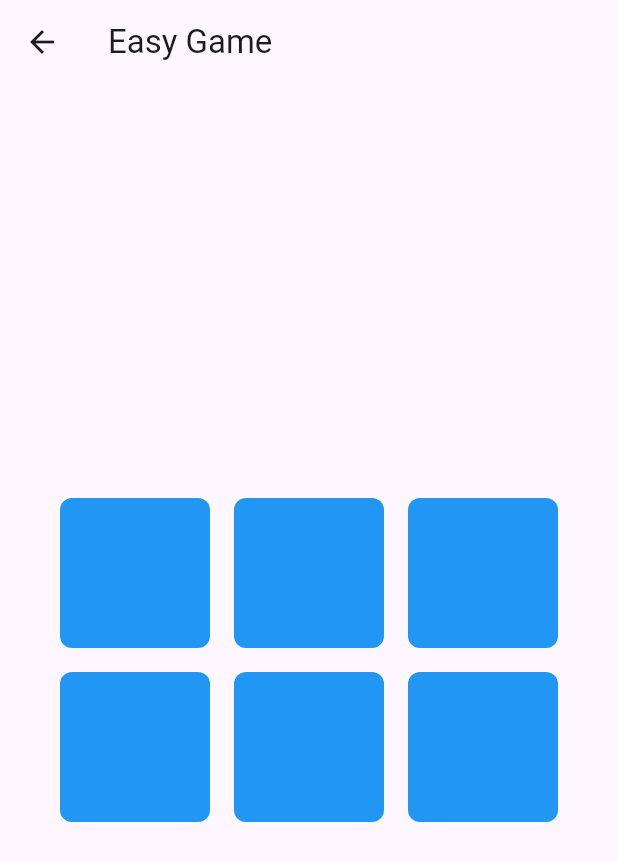
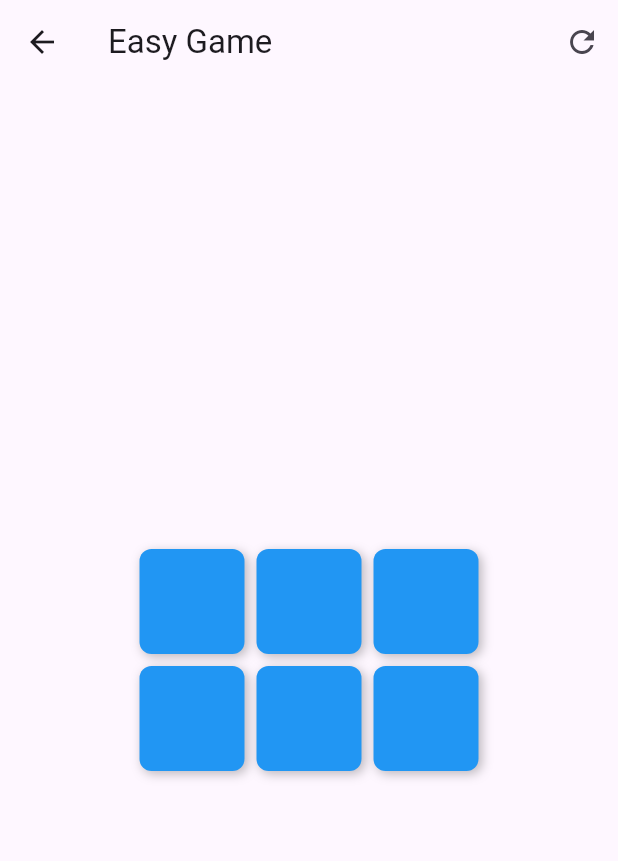
Before and after one commit to MosheAShtern/Memory-Game, a Flutter app: the GameScreen screen opened directly, on a phone screen of 412 x 824 dp. Shown: the top 861 px of the screen. Run offline on Flutter 3.47's test engine with Material 3 defaults, Android fonts, the phone set to English and light mode, and no system bars.

Commit message:
game over

```diff
--- a/lib/models/card_model.dart
+++ /dev/null
@@ -1,16 +0,0 @@
-import 'package:flutter/material.dart';
-import '../utils/card_.dart';
-
-class CardModel {
-  final IconData icon;
-  final Color color;
-/*   bool isFlipped;
- */
-  CardModel({required this.icon, required this.color, /* this.isFlipped = false */});
-}
-
-List<GameCard> getRandomCards(int numberOfCards) {
-  List<GameCard> allCards = getCards();
-  allCards.shuffle();
-  return allCards.take(numberOfCards).toList();
-}
--- a/lib/providers/game_provider.dart
+++ b/lib/providers/game_provider.dart
@@ -1,22 +1,83 @@
 import 'package:flutter/material.dart';
 
+class GameCard {
+  final IconData icon;
+  final Color color;
+
+  GameCard({required this.icon, required this.color});
+}
+
 class GameProvider extends ChangeNotifier {
-  late List<bool> flippedCards; // מצב קלפים
+  late List<bool> flippedCards;
+  late List<int> flippedIndices;
+  late List<GameCard> cards;
+  bool isInitialized = false;
 
   void initializeGame(int cardCount) {
-    flippedCards = List.generate(cardCount, (index) => false);
-    notifyListeners(); // לעדכן את ה-UI
+    // בדיקה שהמשחק לא כבר מאותחל
+    if (isInitialized) return;
+
+    flippedCards = List.generate(cardCount, (_) => false);
+    flippedIndices = [];
+    cards = _generateCards(cardCount);
+    isInitialized = true;
+    notifyListeners();
+  }
+
+  List<GameCard> _generateCards(int cardCount) {
+    List<GameCard> allCards = [
+      GameCard(icon: Icons.circle, color: Colors.red),
+      GameCard(icon: Icons.crop_square, color: Colors.blue),
+      GameCard(icon: Icons.star, color: Colors.green),
+      GameCard(icon: Icons.change_history, color: Colors.yellow),
+      GameCard(icon: Icons.diamond, color: Colors.orange),
+      GameCard(icon: Icons.hexagon, color: Colors.purple),
+      GameCard(icon: Icons.pentagon, color: Colors.brown),
+      GameCard(icon: Icons.stop, color: Colors.pink),
+    ];
+
+    List<GameCard> selectedCards = allCards.take(cardCount ~/ 2).toList();
+    selectedCards.addAll(List.from(selectedCards));
+    selectedCards.shuffle();
+    return selectedCards;
   }
 
   void flipCard(int index) {
-    flippedCards[index] = !flippedCards[index];
+    // בדיקה שלא מנסים להפוך יותר מ-2 קלפים או קלף שכבר הפוך
+    if (flippedIndices.length >= 2 || flippedCards[index]) return;
+
+    flippedCards[index] = true;
+    flippedIndices.add(index);
+    notifyListeners();
+
+    if (flippedIndices.length == 2) {
+      Future.delayed(const Duration(milliseconds: 800), () {
+        _checkMatch();
+      });
+    }
+  }
+
+  void _checkMatch() {
+    if (flippedIndices.length == 2) {
+      int index1 = flippedIndices[0];
+      int index2 = flippedIndices[1];
+
+      if (cards[index1].icon != cards[index2].icon) {
+        flippedCards[index1] = false;
+        flippedCards[index2] = false;
+      }
+
+      flippedIndices.clear();
+      notifyListeners();
+    }
+  }
+
+  void resetGame() {
+    isInitialized = false;
     notifyListeners();
   }
 
-  void resetGame() {
-    for (int i = 0; i < flippedCards.length; i++) {
-      flippedCards[i] = false;
-    }
-    notifyListeners();
+  bool isGameComplete() {
+    return flippedCards.every((isFlipped) => isFlipped);
   }
 }
--- a/lib/screens/game_screen.dart
+++ b/lib/screens/game_screen.dart
@@ -1,79 +1,96 @@
 import 'package:flutter/material.dart';
-import 'package:memory_game/models/card_model.dart';
-import 'package:memory_game/utils/card_.dart';
 import 'package:provider/provider.dart';
 import '../providers/game_provider.dart';
 
 class GameScreen extends StatelessWidget {
   final String difficulty;
 
-  GameScreen({required this.difficulty});
+  const GameScreen({Key? key, required this.difficulty}) : super(key: key);
 
   @override
   Widget build(BuildContext context) {
-    final gameProvider = Provider.of<GameProvider>(context);
-
+    return Consumer<GameProvider>(
+      builder: (context, gameProvider, child) {
         // קביעת פרמטרים לפי רמת הקושי
-    int rows, cols, cardCount, numberOfCards;
+        late int rows, cols, cardCount;
         switch (difficulty) {
           case 'Easy':
             rows = 2;
             cols = 3;
-        cardCount = rows * cols; // 6 קלפים
-        numberOfCards = 3;
             break;
-      case 'Casual':
+          case 'Medium':
             rows = 3;
             cols = 4;
-        cardCount = rows * cols; // 12 קלפים
-        numberOfCards = 6;
             break;
           case 'Hard':
             rows = 4;
             cols = 4;
-        cardCount = rows * cols; // 16 קלפים
-        numberOfCards = 8;
             break;
           default:
             rows = 3;
             cols = 4;
-        cardCount = rows * cols; // ברירת מחדל: 12 קלפים
-        numberOfCards = 6;
         }
+        cardCount = rows * cols;
 
-    List<GameCard> cards = getRandomCards(numberOfCards);
-
-    // אתחול מצב המשחק (רק פעם אחת)
-    WidgetsBinding.instance.addPostFrameCallback((_) {
+        // אתחול המשחק אם צריך
+        if (!gameProvider.isInitialized) {
           gameProvider.initializeGame(cardCount);
-    });
+        }
 
         return Scaffold(
           appBar: AppBar(
             title: Text('$difficulty Game'),
+            actions: [
+              IconButton(
+                icon: const Icon(Icons.refresh),
+                onPressed: () {
+                  gameProvider.resetGame();
+                  gameProvider.initializeGame(cardCount);
+                },
               ),
-      body: Column(
+            ],
+          ),
+          body: SafeArea(
+            child: Center(
+              child: Column(
                 mainAxisAlignment: MainAxisAlignment.center,
                 children: [
-          for (int row = 0; row < rows; row++) // יצירת שורות
+                  for (int row = 0; row < rows; row++)
                     Row(
                       mainAxisAlignment: MainAxisAlignment.center,
                       children: [
-                for (int col = 0; col < cols; col++) // יצירת עמודות
-                  GestureDetector(
+                        for (int col = 0; col < cols; col++)
+                          Padding(
+                            padding: const EdgeInsets.all(4.0),
+                            child: GestureDetector(
                               onTap: () {
-                      int index = row * cols + col; // חישוב אינדקס
+                                final index = row * cols + col;
                                 gameProvider.flipCard(index);
                               },
-                    child: Container(
-                      margin: EdgeInsets.all(8), // רווח בין קלפים
-                      width: 100,
-                      height: 100,
+                              child: AnimatedContainer(
+                                duration: const Duration(milliseconds: 300),
+                                width: 70,
+                                height: 70,
                                 decoration: BoxDecoration(
                                   color: gameProvider.flippedCards[row * cols + col]
-                            ? cards.removeAt(0).color
+                                      ? gameProvider.cards[row * cols + col].color
                                       : Colors.blue,
                                   borderRadius: BorderRadius.circular(8),
+                                  boxShadow: [
+                                    BoxShadow(
+                                      color: Colors.black26,
+                                      blurRadius: 5,
+                                      offset: const Offset(2, 2),
+                                    ),
+                                  ],
+                                ),
+                                child: gameProvider.flippedCards[row * cols + col]
+                                    ? Icon(
+                                        gameProvider.cards[row * cols + col].icon,
+                                        color: Colors.white,
+                                        size: 40,
+                                      )
+                                    : null,
                               ),
                             ),
                           ),
@@ -81,6 +98,10 @@ class GameScreen extends StatelessWidget {
                     ),
                 ],
               ),
+            ),
+          ),
+        );
+      },
     );
   }
 }
```
Also changed, not shown: lib/screens/home_screen.dart (+6 -2 lines), lib/screens/selection_screen.dart (+7 -7 lines), lib/utils/card_.dart (deleted, +0 -22 lines), lib/widgets/card_widget.dart (deleted, +0 -87 lines), lib/main.dart (line endings or trailing spaces), lib/utils/game_logic.dart (deleted), lib/widgets/game_board_widget.dart (deleted), 1 other file. Lines whose indentation alone changed are shown as unchanged.
